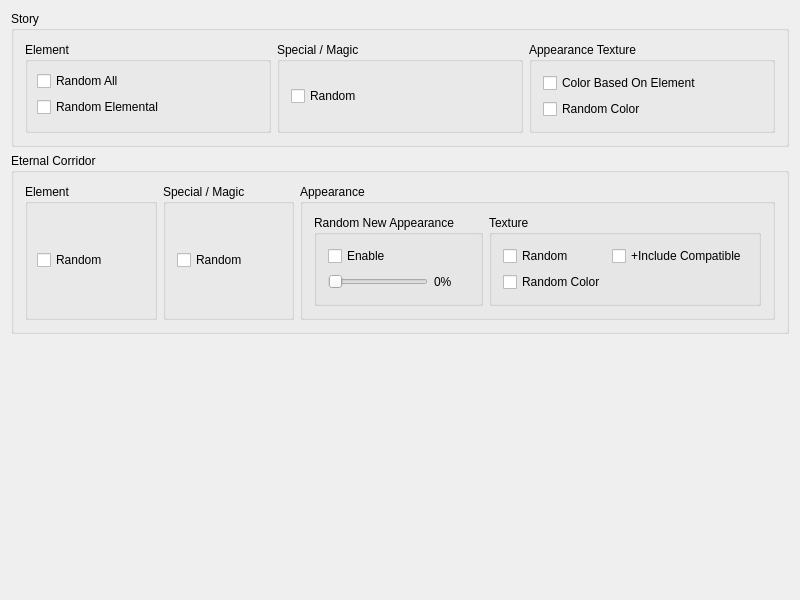
Old version of the form src/FrontendQt/BossWidget.ui in the repository Meos4/Jade-Cocoon-Randomizer.
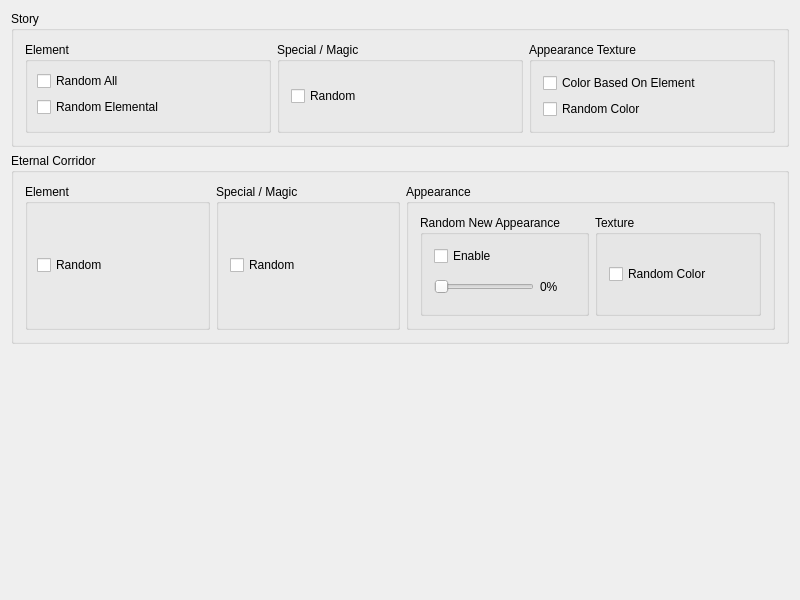
New version of the form.

Commit message: Remove random textures for the EC bosses

Diff of the .ui file:
```diff
--- a/src/FrontendQt/BossWidget.ui
+++ b/src/FrontendQt/BossWidget.ui
@@ -231,28 +231,20 @@
              <property name="title">
               <string>Texture</string>
              </property>
-             <layout class="QFormLayout" name="formLayout_3">
-              <item row="1" column="0">
-               <widget class="QCheckBox" name="eternalCorridorAppearanceTextureRandom">
-                <property name="text">
-                 <string>Random</string>
-                </property>
-               </widget>
-              </item>
-              <item row="2" column="0">
+             <layout class="QVBoxLayout" name="verticalLayout_ecTexture">
+              <item>
                <widget class="QCheckBox" name="eternalCorridorAppearanceTextureRandomColor">
+                <property name="minimumSize">
+                 <size>
+                  <width>0</width>
+                  <height>56</height>
+                 </size>
+                </property>
                 <property name="text">
                  <string>Random Color</string>
                 </property>
                </widget>
               </item>
-              <item row="1" column="1">
-               <widget class="QCheckBox" name="eternalCorridorAppearanceTextureIncludeCompatible">
-                <property name="text">
-                 <string>+Include Compatible</string>
-                </property>
-               </widget>
-              </item>
              </layout>
             </widget>
            </item>
```
The commit also changes 4 other files.
